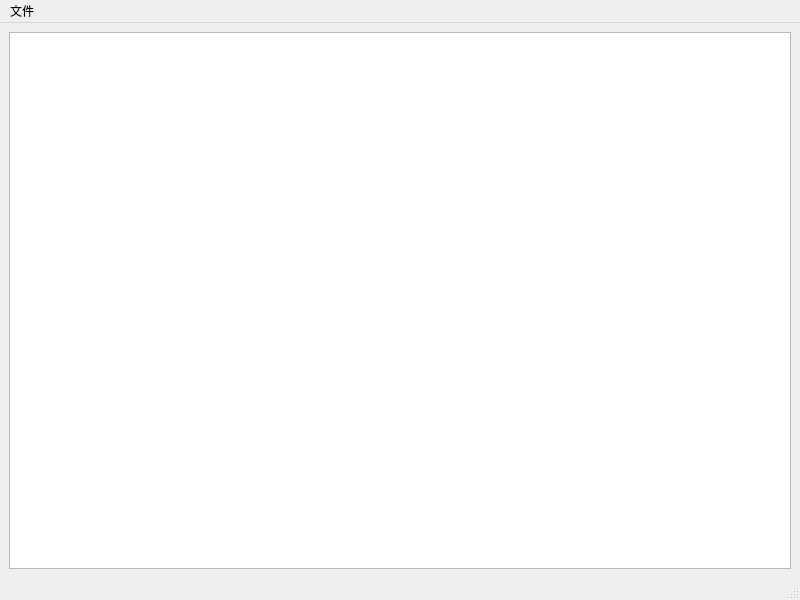
Qt form csv-viewer/mainwindow.ui (aaaaaaaawuhuan/csv-viewer) before a commit.
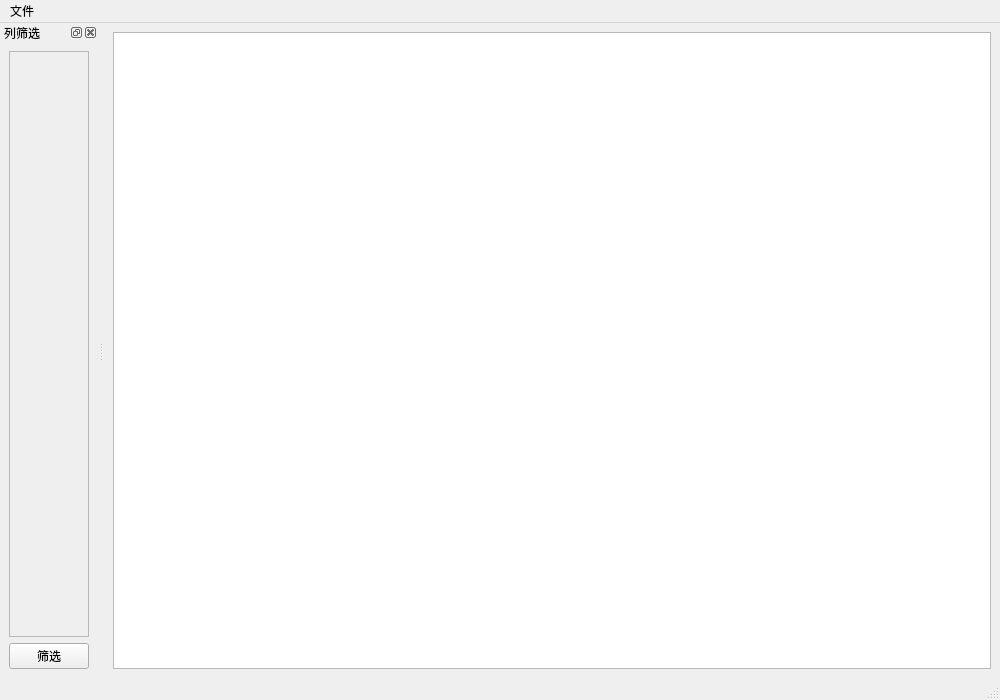
The same form after that commit.

Commit message:
feat(筛选面板): 添加列筛选功能及左侧筛选面板
实现CSV文件列筛选功能，包括：
1. 添加左侧筛选面板，显示所有列的复选框
2. 实现全选/清除按钮功能
3. 添加筛选按钮逻辑，仅显示选中的列
4. 修改文件加载流程，先读取表头显示筛选面板
5. 优化表格显示性能，支持大量数据筛选

更新开发文档，添加相关功能说明和后续开发计划

```diff
--- a/csv-viewer/mainwindow.ui
+++ b/csv-viewer/mainwindow.ui
@@ -6,8 +6,8 @@
    <rect>
     <x>0</x>
     <y>0</y>
-    <width>800</width>
-    <height>600</height>
+    <width>1000</width>
+    <height>700</height>
    </rect>
   </property>
   <property name="windowTitle">
@@ -20,12 +20,66 @@
     </item>
    </layout>
   </widget>
+  <widget class="QDockWidget" name="filterDockWidget">
+   <attribute name="dockWidgetArea">
+    <number>1</number>
+   </attribute>
+   <property name="windowTitle">
+    <string>列筛选</string>
+   </property>
+   <property name="features">
+    <set>QDockWidget::DockWidgetClosable|QDockWidget::DockWidgetMovable|QDockWidget::DockWidgetFloatable</set>
+   </property>
+   <widget class="QWidget" name="dockWidgetContents">
+    <layout class="QVBoxLayout" name="verticalLayout_2">
+     <item>
+      <widget class="QScrollArea" name="filterScrollArea">
+       <property name="widgetResizable">
+        <bool>true</bool>
+       </property>
+       <widget class="QWidget" name="filterContentWidget">
+        <property name="geometry">
+         <rect>
+          <x>0</x>
+          <y>0</y>
+          <width>200</width>
+          <height>400</height>
+         </rect>
+        </property>
+        <layout class="QVBoxLayout" name="filterLayout">
+         <item>
+          <spacer name="verticalSpacer">
+           <property name="orientation">
+            <enum>Qt::Vertical</enum>
+           </property>
+           <property name="sizeHint" stdset="0">
+            <size>
+             <width>20</width>
+             <height>40</height>
+            </size>
+           </property>
+          </spacer>
+         </item>
+        </layout>
+       </widget>
+      </widget>
+     </item>
+     <item>
+      <widget class="QPushButton" name="filterButton">
+       <property name="text">
+        <string>筛选</string>
+       </property>
+      </widget>
+     </item>
+    </layout>
+   </widget>
+  </widget>
   <widget class="QMenuBar" name="menubar">
    <property name="geometry">
     <rect>
      <x>0</x>
      <y>0</y>
-     <width>800</width>
+     <width>1000</width>
      <height>21</height>
     </rect>
    </property>
```
The commit also changes 3 other files.
